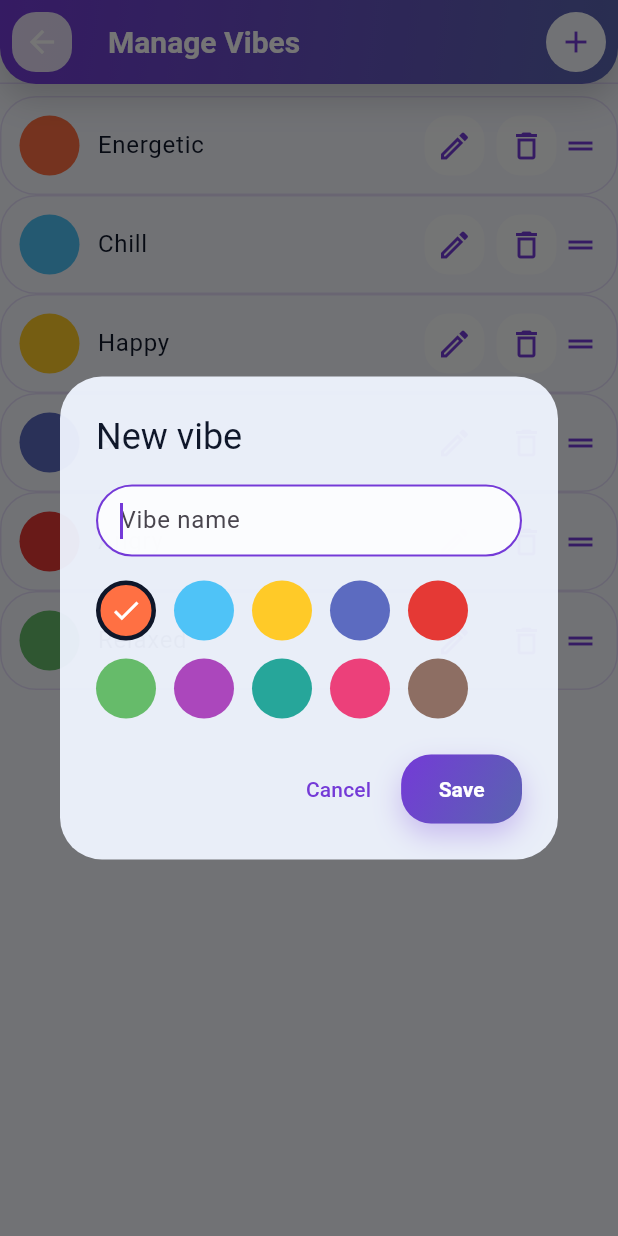
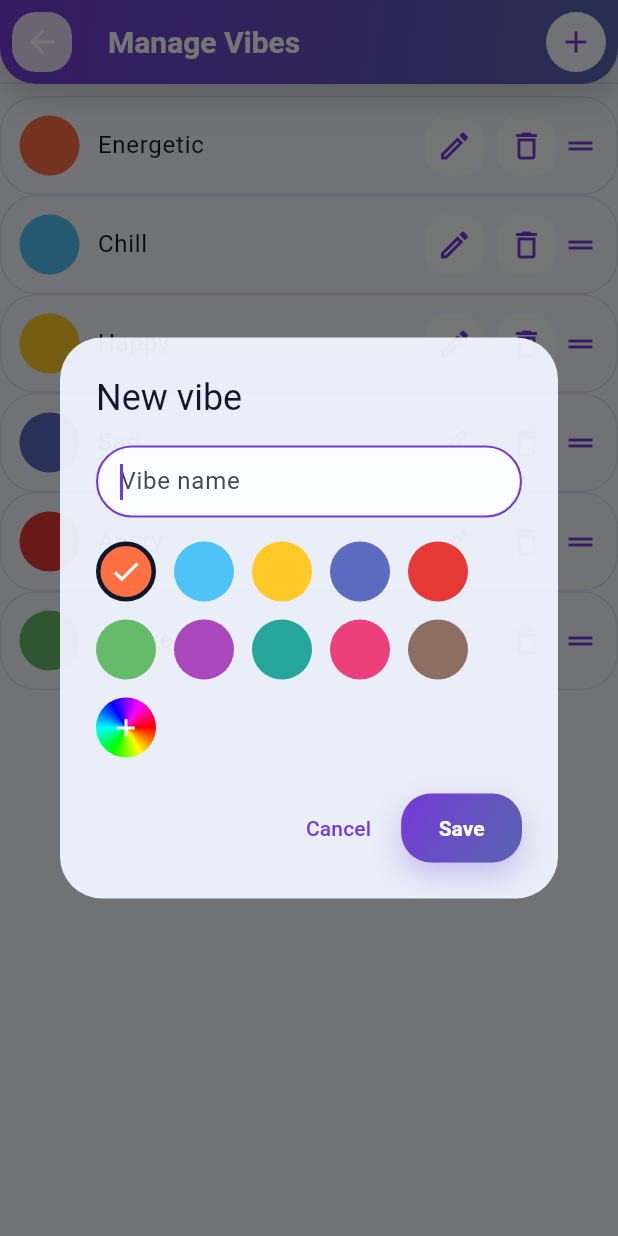
Before and after one commit to MbahLesky/Zivybb-Music-Player, a Flutter app: the VibeTagManagementScreen screen opened directly, after a tap on the "add" icon, on a phone screen of 412 x 824 dp. Run offline on Flutter 3.47's test engine with Material 3 defaults, Android fonts, the phone set to English and light mode, and no system bars; our stand-ins replace audio_service, drift, drift_flutter, flutter_riverpod, image_picker, just_audio and 3 more; missing offline and left inert: on_audio_query_pluse, ringtone_set_plus; accounts and stored records are empty; generated files the repository leaves out were written again; statements that could not run were skipped.

Commit message:
feat: add custom color picker and enhance color swatch picker
- Introduced a full-spectrum color picker dialog allowing users to select custom colors.
- Enhanced ColorSwatchPicker to support custom color selection with a new option to allow custom colors.
- Updated the theme palette to include a vibrant vibe color palette for better visual distinction.
- Added tests for the new color picker functionality and ensured existing features remain intact.
- Created a script to regenerate launcher icons based on new artwork assets.
- Implemented a tool to check for orphaned database entries in the playlist and song tables.

```diff
--- a/lib/core/theme/theme_palette.dart
+++ b/lib/core/theme/theme_palette.dart
@@ -19,6 +19,9 @@ const themePalette = <Color>[
 /// Palette offered when picking a vibe's color — brighter and more
 /// varied than [themePalette] since vibes benefit from being visually
 /// distinct from one another at a glance.
+///
+/// These are shortcuts, not the whole choice: the vibe picker also offers the
+/// full spectrum via `CustomColorPickerDialog`.
 const vibeColorPalette = <Color>[
   Color(0xFFFF7043), // Energetic (orange)
   Color(0xFF4FC3F7), // Chill (light blue)
--- a/lib/features/vibe_tagging/presentation/vibe_tag_management_screen.dart
+++ b/lib/features/vibe_tagging/presentation/vibe_tag_management_screen.dart
@@ -234,6 +234,7 @@ class _VibeDialogState extends State<_VibeDialog> {
             ColorSwatchPicker(
               selectedHex: _colorHex,
               palette: vibeColorPalette,
+              allowCustom: true,
               onSelected: (color) =>
                   setState(() => _colorHex = colorToHex(color)),
             ),
--- a/lib/shared/widgets/color_swatch_picker.dart
+++ b/lib/shared/widgets/color_swatch_picker.dart
@@ -2,6 +2,7 @@ import 'package:flutter/material.dart';
 
 import '../../core/theme/theme_palette.dart';
 import '../../core/utils/color_hex.dart';
+import 'custom_color_picker.dart';
 
 /// A grid of tappable color circles, used for theme/visualizer color choice
 /// and vibe colors alike.
@@ -12,6 +13,7 @@ class ColorSwatchPicker extends StatelessWidget {
     required this.onSelected,
     this.palette = themePalette,
     this.swatchSize = 40,
+    this.allowCustom = false,
   });
 
   final String selectedHex;
@@ -22,32 +24,27 @@ class ColorSwatchPicker extends StatelessWidget {
   /// another one, so the swatches still wrap into a tidy grid.
   final double swatchSize;
 
+  /// Appends a rainbow swatch that opens the full-spectrum picker, so the
+  /// curated palette stays a set of shortcuts rather than the only choice.
+  final bool allowCustom;
+
   @override
   Widget build(BuildContext context) {
     final selected = colorFromHex(selectedHex);
     final spacing = swatchSize * 0.3;
+    final isCustom = !palette.any((color) => _sameColor(color, selected));
 
     return Wrap(
       spacing: spacing,
       runSpacing: spacing,
       children: [
         for (final color in palette)
-          GestureDetector(
+          _Swatch(
+            size: swatchSize,
             onTap: () => onSelected(color),
-            child: Container(
-              width: swatchSize,
-              height: swatchSize,
-              decoration: BoxDecoration(
-                color: color,
-                shape: BoxShape.circle,
-                border: color.toARGB32() == selected.toARGB32()
-                    ? Border.all(
-                        color: Theme.of(context).colorScheme.onSurface,
-                        width: 3,
-                      )
-                    : null,
-              ),
-              child: color.toARGB32() == selected.toARGB32()
+            decoration: BoxDecoration(color: color, shape: BoxShape.circle),
+            isSelected: _sameColor(color, selected),
+            child: _sameColor(color, selected)
                 ? Icon(
                     Icons.check,
                     size: swatchSize * 0.55,
@@ -55,8 +52,81 @@ class ColorSwatchPicker extends StatelessWidget {
                   )
                 : null,
           ),
+        if (allowCustom)
+          _Swatch(
+            size: swatchSize,
+            tooltip: 'Custom color',
+            onTap: () async {
+              final picked = await CustomColorPickerDialog.show(
+                context,
+                initialColor: selected,
+              );
+              if (picked != null) onSelected(picked);
+            },
+            decoration: const BoxDecoration(
+              shape: BoxShape.circle,
+              gradient: SweepGradient(colors: hueWheelStops),
+            ),
+            isSelected: isCustom,
+            // When a custom color is active the wheel carries it as an inner
+            // dot, so the swatch shows both what it does and what is chosen.
+            child: isCustom
+                ? Container(
+                    width: swatchSize * 0.5,
+                    height: swatchSize * 0.5,
+                    decoration: BoxDecoration(
+                      color: selected,
+                      shape: BoxShape.circle,
+                      border: Border.all(color: Colors.white, width: 2),
+                    ),
+                  )
+                : Icon(Icons.add, size: swatchSize * 0.5, color: Colors.white),
           ),
       ],
     );
   }
+
+  /// Alpha is ignored everywhere else in this app's color handling, but
+  /// compare on the full ARGB anyway — every palette entry is opaque, so the
+  /// two are equivalent and this stays honest about what it checks.
+  static bool _sameColor(Color a, Color b) => a.toARGB32() == b.toARGB32();
 }
+
+class _Swatch extends StatelessWidget {
+  const _Swatch({
+    required this.size,
+    required this.onTap,
+    required this.decoration,
+    required this.isSelected,
+    this.child,
+    this.tooltip,
+  });
+
+  final double size;
+  final VoidCallback onTap;
+  final BoxDecoration decoration;
+  final bool isSelected;
+  final Widget? child;
+  final String? tooltip;
+
+  @override
+  Widget build(BuildContext context) {
+    final swatch = GestureDetector(
+      onTap: onTap,
+      child: Container(
+        width: size,
+        height: size,
+        decoration: decoration.copyWith(
+          border: isSelected
+              ? Border.all(
+                  color: Theme.of(context).colorScheme.onSurface,
+                  width: 3,
+                )
+              : decoration.border,
+        ),
+        child: child == null ? null : Center(child: child),
+      ),
+    );
+    return tooltip == null ? swatch : Tooltip(message: tooltip!, child: swatch);
+  }
+}
```
Also changed, not shown: lib/shared/widgets/custom_color_picker.dart (added, +308 -0 lines), tool/generate_icons.dart (added, +200 -0 lines), tool/orphan_check.dart (added, +19 -0 lines), assets/images/zivybb_icon.png, assets/images/zivybb_icon.svg (deleted), assets/images/zivybb_logo.png, assets/images/zivybb_logo.svg (deleted), 2 other files. Lines whose indentation alone changed are shown as unchanged.
